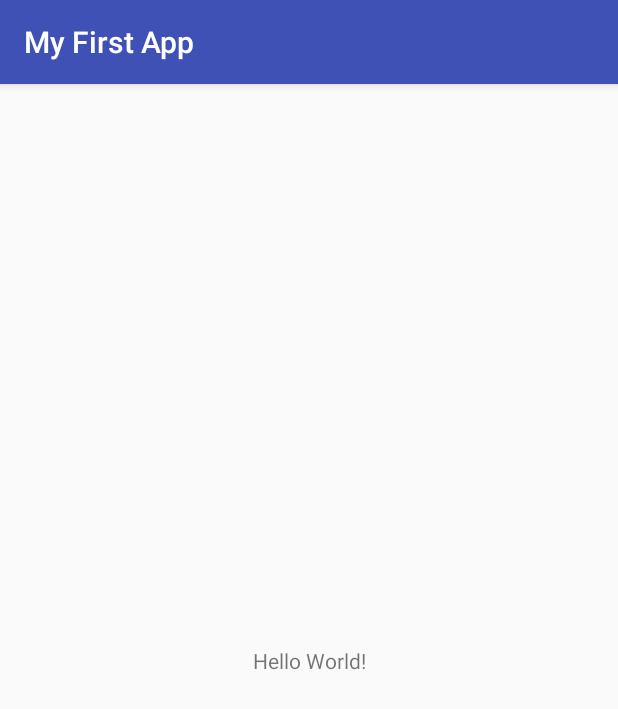
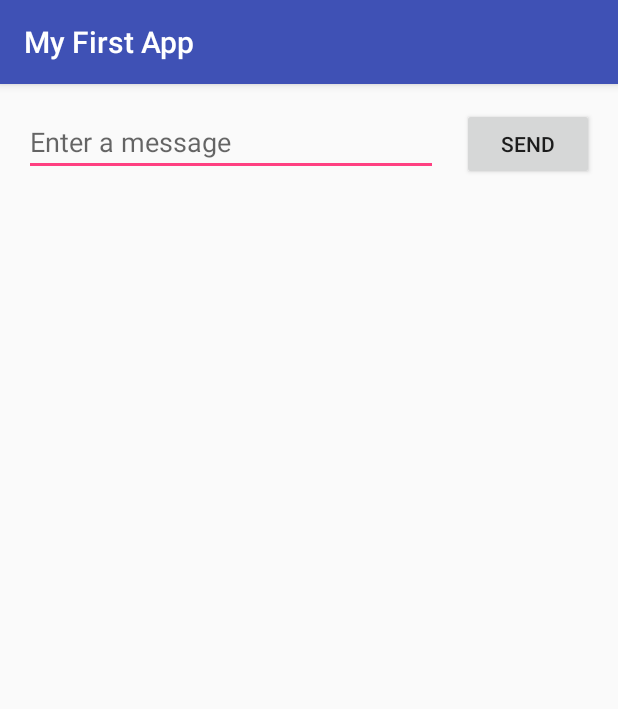
Before and after one commit to HironobuIga/android_sample, an Android app: the screen it shows after launch (MainActivity), on a phone screen of 412 x 824 dp. Shown: the top 709 px of the screen. Run offline under Robolectric (Android 15) with nearby library versions, the phone set to English and light mode, and no system bars.

```diff
--- a/MyFirstApp/app/src/main/AndroidManifest.xml
+++ b/MyFirstApp/app/src/main/AndroidManifest.xml
@@ -1,6 +1,6 @@
 <?xml version="1.0" encoding="utf-8"?>
 <manifest xmlns:android="http://schemas.android.com/apk/res/android"
-    package="com.example.myfirstapp" >
+    package="com.example.myfirstapp">
 
     <application
         android:allowBackup="true"
@@ -8,8 +8,8 @@
         android:label="@string/app_name"
         android:roundIcon="@mipmap/ic_launcher_round"
         android:supportsRtl="true"
-        android:theme="@style/AppTheme" >
-        <activity android:name=".MainActivity" >
+        android:theme="@style/AppTheme">
+        <activity android:name=".MainActivity">
             <intent-filter>
                 <action android:name="android.intent.action.MAIN" />
 
--- a/MyFirstApp/app/src/main/res/layout/activity_main.xml
+++ b/MyFirstApp/app/src/main/res/layout/activity_main.xml
@@ -1,19 +1,37 @@
 <?xml version="1.0" encoding="utf-8"?>
-<android.support.constraint.ConstraintLayout
-    xmlns:android="http://schemas.android.com/apk/res/android"
+<android.support.constraint.ConstraintLayout xmlns:android="http://schemas.android.com/apk/res/android"
+    xmlns:app="http://schemas.android.com/apk/res-auto"
     xmlns:tools="http://schemas.android.com/tools"
-    xmlns:app="http://schemas.android.com/apk/res-auto"
     android:layout_width="match_parent"
     android:layout_height="match_parent"
     tools:context=".MainActivity">
 
-    <TextView
+    <EditText
+        android:id="@+id/editText"
+        android:layout_width="0dp"
+        android:layout_height="wrap_content"
+        android:layout_marginLeft="16dp"
+        android:layout_marginStart="16dp"
+        android:layout_marginTop="16dp"
+        android:ems="10"
+        android:hint="@string/edit_message"
+        android:inputType="textPersonName"
+        app:layout_constraintEnd_toStartOf="@+id/button"
+        app:layout_constraintHorizontal_bias="0.5"
+        app:layout_constraintStart_toStartOf="parent"
+        app:layout_constraintTop_toTopOf="parent" />
+
+    <Button
+        android:id="@+id/button"
         android:layout_width="wrap_content"
         android:layout_height="wrap_content"
-        android:text="Hello World!"
-        app:layout_constraintBottom_toBottomOf="parent"
-        app:layout_constraintLeft_toLeftOf="parent"
-        app:layout_constraintRight_toRightOf="parent"
-        app:layout_constraintTop_toTopOf="parent" />
-
+        android:layout_marginEnd="16dp"
+        android:layout_marginLeft="16dp"
+        android:layout_marginRight="16dp"
+        android:layout_marginStart="16dp"
+        android:text="@string/button_send"
+        app:layout_constraintBaseline_toBaselineOf="@+id/editText"
+        app:layout_constraintEnd_toEndOf="parent"
+        app:layout_constraintHorizontal_bias="0.5"
+        app:layout_constraintStart_toEndOf="@+id/editText" />
 </android.support.constraint.ConstraintLayout>
--- a/MyFirstApp/app/src/main/res/mipmap-anydpi-v26/ic_launcher.xml
+++ b/MyFirstApp/app/src/main/res/mipmap-anydpi-v26/ic_launcher.xml
@@ -1,5 +1,5 @@
 <?xml version="1.0" encoding="utf-8"?>
 <adaptive-icon xmlns:android="http://schemas.android.com/apk/res/android">
-    <background android:drawable="@drawable/ic_launcher_background"/>
-    <foreground android:drawable="@drawable/ic_launcher_foreground"/>
+    <background android:drawable="@drawable/ic_launcher_background" />
+    <foreground android:drawable="@drawable/ic_launcher_foreground" />
 </adaptive-icon>
--- a/MyFirstApp/app/src/main/res/mipmap-anydpi-v26/ic_launcher_round.xml
+++ b/MyFirstApp/app/src/main/res/mipmap-anydpi-v26/ic_launcher_round.xml
@@ -1,5 +1,5 @@
 <?xml version="1.0" encoding="utf-8"?>
 <adaptive-icon xmlns:android="http://schemas.android.com/apk/res/android">
-    <background android:drawable="@drawable/ic_launcher_background"/>
-    <foreground android:drawable="@drawable/ic_launcher_foreground"/>
+    <background android:drawable="@drawable/ic_launcher_background" />
+    <foreground android:drawable="@drawable/ic_launcher_foreground" />
 </adaptive-icon>
--- a/MyFirstApp/app/src/main/res/values/strings.xml
+++ b/MyFirstApp/app/src/main/res/values/strings.xml
@@ -1,3 +1,5 @@
 <resources>
     <string name="app_name">My First App</string>
+    <string name="edit_message">Enter a message</string>
+    <string name="button_send">Send</string>
 </resources>
--- a/MyFirstApp/gradle.properties
+++ b/MyFirstApp/gradle.properties
@@ -1,16 +1,12 @@
 # Project-wide Gradle settings.
-
 # IDE (e.g. Android Studio) users:
 # Gradle settings configured through the IDE *will override*
 # any settings specified in this file.
-
 # For more details on how to configure your build environment visit
 # http://www.gradle.org/docs/current/userguide/build_environment.html
-
 # Specifies the JVM arguments used for the daemon process.
 # The setting is particularly useful for tweaking memory settings.
 org.gradle.jvmargs=-Xmx1536m
-
 # When configured, Gradle will run in incubating parallel mode.
 # This option should only be used with decoupled projects. More details, visit
 # http://www.gradle.org/docs/current/userguide/multi_project_builds.html#sec:decoupled_projects
```
Also changed, not shown: MyFirstApp/app/src/main/res/drawable/ic_launcher_background.xml (+166 -70 lines).
